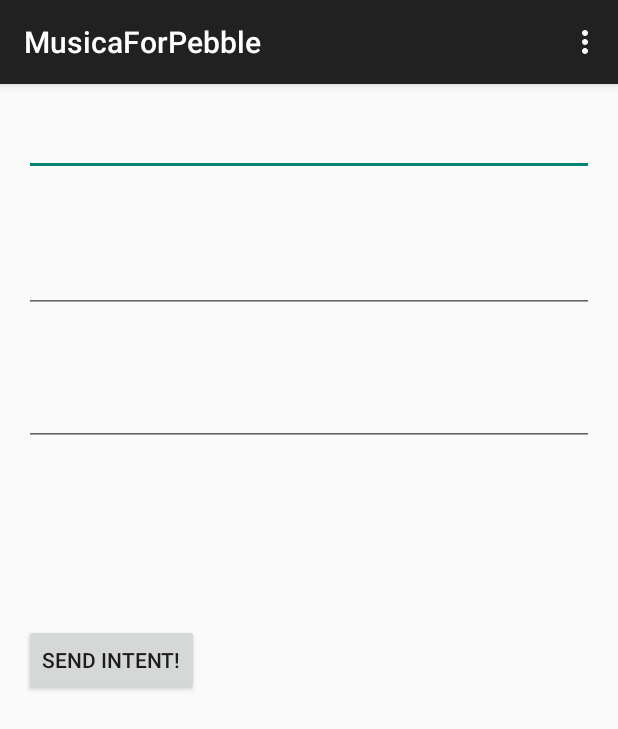
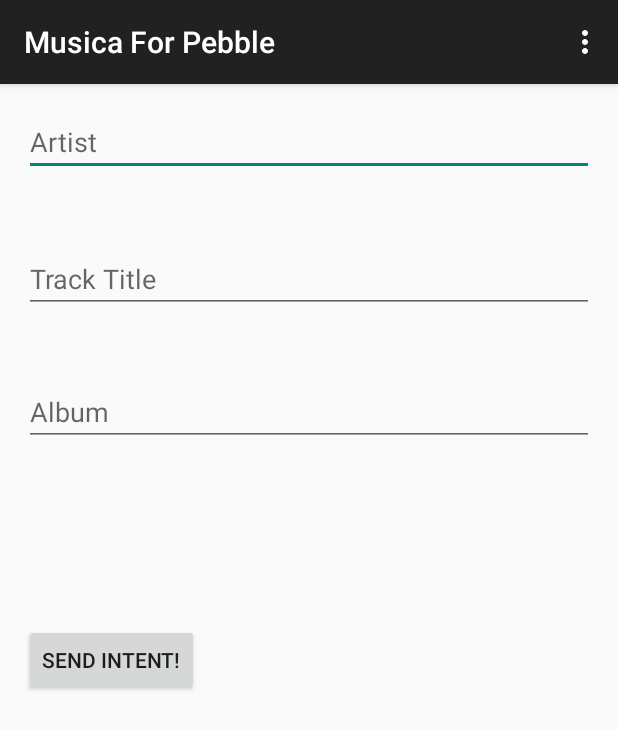
Before and after one commit to ransagy/MusicaForPebble, an Android app: the screen it shows after launch (MainActivity), after a tap on "SEND INTENT!", on a phone screen of 412 x 824 dp. Shown: the top 729 px of the screen. Run offline under Robolectric (Android 15) with nearby library versions, the phone set to English and light mode, and no system bars.

Commit message:
More RTL ordering fixes. General cleanup.

```diff
--- a/app/src/main/java/com/ransagy/musicaforpebble/MainActivity.java
+++ b/app/src/main/java/com/ransagy/musicaforpebble/MainActivity.java
@@ -16,8 +16,10 @@ public class MainActivity extends ActionBarActivity implements View.OnClickListe
         super.onCreate(savedInstanceState);
         setContentView(R.layout.activity_main);
 
+        // Set this class to listen to click events on our buttons.
         findViewById(R.id.sendIntentButton).setOnClickListener(this);
 
+        // Only if we're not running yet, start our service with an explicit intent.
         if (!MetaChangedService.IsRunning)
         {
             Intent i = new Intent("com.ransagy.musicaforpebble.MetaChangedService");
@@ -31,15 +33,13 @@ public class MainActivity extends ActionBarActivity implements View.OnClickListe
         switch(v.getId())
         {
             case R.id.sendIntentButton:
+                // Make an intent to mimic a real metadata change broadcast.
                 Intent i = new Intent(MetaChangedService.MUSIC_METADATACHANGED);
 
-                String artist = ((TextView)findViewById(R.id.txtArtist)).getText().toString();
-                String track = ((TextView)findViewById(R.id.txtTrack)).getText().toString();
-                String album = ((TextView)findViewById(R.id.txtAlbum)).getText().toString();
-
-                i.putExtra(MetaChangedService.ARTIST,artist);
-                i.putExtra(MetaChangedService.TRACK,track);
-                i.putExtra(MetaChangedService.ALBUM,album);
+                // Use the UI values for the intent.
+                i.putExtra(MetaChangedService.ARTIST,((TextView)findViewById(R.id.txtArtist)).getText().toString());
+                i.putExtra(MetaChangedService.TRACK,((TextView)findViewById(R.id.txtTrack)).getText().toString());
+                i.putExtra(MetaChangedService.ALBUM,((TextView)findViewById(R.id.txtAlbum)).getText().toString());
 
                 sendBroadcast(i);
                 break;
--- a/app/src/main/res/layout/activity_main.xml
+++ b/app/src/main/res/layout/activity_main.xml
@@ -22,7 +22,8 @@
         android:layout_alignParentStart="true"
         android:layout_alignParentRight="true"
         android:layout_alignParentEnd="true"
-        android:autoText="false" />
+        android:autoText="false"
+        android:hint="Artist" />
 
     <EditText
         android:layout_width="wrap_content"
@@ -33,7 +34,8 @@
         android:layout_alignParentRight="true"
         android:layout_alignParentEnd="true"
         android:layout_alignParentLeft="true"
-        android:layout_alignParentStart="true" />
+        android:layout_alignParentStart="true"
+        android:hint="Track Title" />
 
     <EditText
         android:layout_width="wrap_content"
@@ -44,6 +46,7 @@
         android:layout_alignParentStart="true"
         android:layout_marginTop="43dp"
         android:layout_alignRight="@+id/txtTrack"
-        android:layout_alignEnd="@+id/txtTrack" />
+        android:layout_alignEnd="@+id/txtTrack"
+        android:hint="Album" />
 
 </RelativeLayout>
--- a/app/src/main/res/values/strings.xml
+++ b/app/src/main/res/values/strings.xml
@@ -1,7 +1,5 @@
 <resources>
-    <string name="app_name">MusicaForPebble</string>
-
-    <string name="hello_world">Hello world!</string>
+    <string name="app_name">Musica For Pebble</string>
     <string name="action_settings">Settings</string>
     <string name="sendIntent">Send Intent!</string>
 </resources>
```
Also changed, not shown: app/src/main/java/com/ransagy/musicaforpebble/MetaChangedService.java (+21 -13 lines), app/src/main/java/com/ransagy/musicaforpebble/RTLHelper.java (added, +45 -0 lines).
